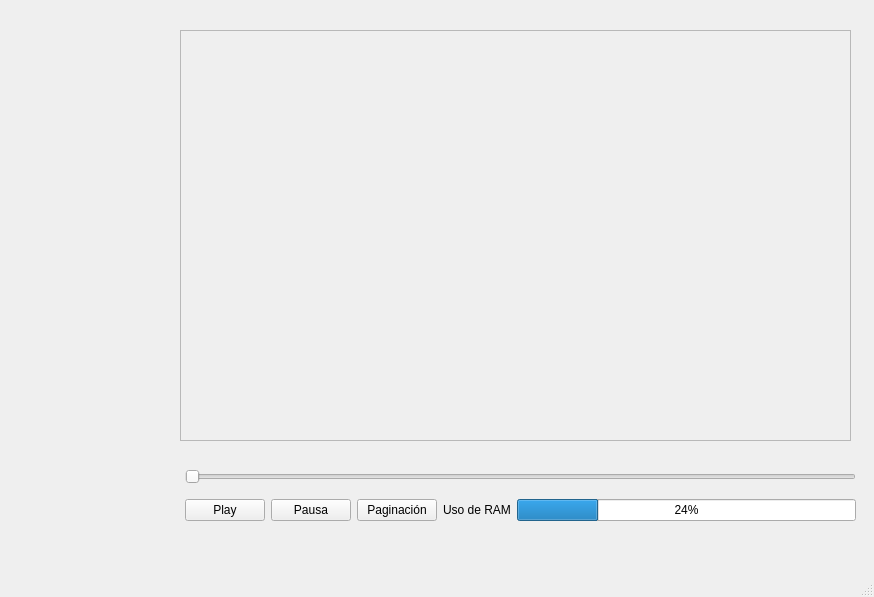
This is Odissey/mainwindow.ui in SlimeVRS/Proyecto-I-Odissey-Radio as Qt 5 draws it before an edit. The edited form follows.
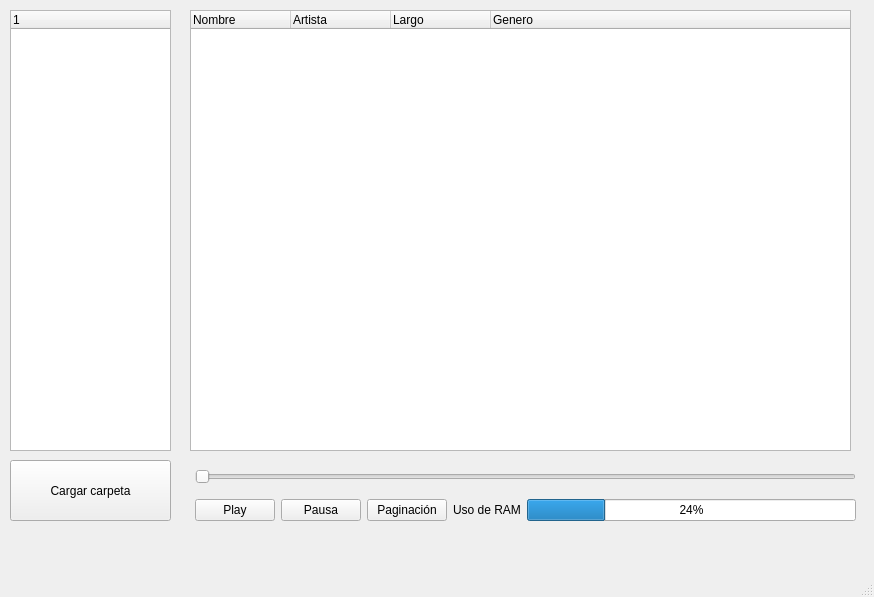
This is the edited form.

Commit message:
acomodo de la interfaz
Mensaje salvaje aparece

What changed in the file:
```diff
--- a/Odissey/mainwindow.ui
+++ b/Odissey/mainwindow.ui
@@ -17,9 +17,9 @@
    <widget class="QWidget" name="layoutWidget">
     <property name="geometry">
      <rect>
-      <x>185</x>
+      <x>195</x>
       <y>460</y>
-      <width>671</width>
+      <width>661</width>
       <height>72</height>
      </rect>
     </property>
@@ -76,28 +76,63 @@
      </item>
     </layout>
    </widget>
-   <widget class="QScrollArea" name="scrollArea">
+   <widget class="QTreeWidget" name="treeWidget">
     <property name="geometry">
      <rect>
-      <x>180</x>
-      <y>30</y>
-      <width>671</width>
-      <height>411</height>
+      <x>10</x>
+      <y>10</y>
+      <width>161</width>
+      <height>441</height>
      </rect>
     </property>
-    <property name="widgetResizable">
-     <bool>true</bool>
+    <column>
+     <property name="text">
+      <string notr="true">1</string>
+     </property>
+    </column>
+   </widget>
+   <widget class="QPushButton" name="pushButton">
+    <property name="geometry">
+     <rect>
+      <x>10</x>
+      <y>460</y>
+      <width>161</width>
+      <height>61</height>
+     </rect>
     </property>
-    <widget class="QWidget" name="scrollAreaWidgetContents">
-     <property name="geometry">
-      <rect>
-       <x>0</x>
-       <y>0</y>
-       <width>669</width>
-       <height>409</height>
-      </rect>
+    <property name="text">
+     <string>Cargar carpeta</string>
+    </property>
+   </widget>
+   <widget class="QTreeWidget" name="treeWidget_2">
+    <property name="geometry">
+     <rect>
+      <x>190</x>
+      <y>10</y>
+      <width>661</width>
+      <height>441</height>
+     </rect>
+    </property>
+    <column>
+     <property name="text">
+      <string>Nombre</string>
      </property>
-    </widget>
+    </column>
+    <column>
+     <property name="text">
+      <string>Artista</string>
+     </property>
+    </column>
+    <column>
+     <property name="text">
+      <string>Largo</string>
+     </property>
+    </column>
+    <column>
+     <property name="text">
+      <string>Genero</string>
+     </property>
+    </column>
    </widget>
   </widget>
   <widget class="QMenuBar" name="menubar">
```
